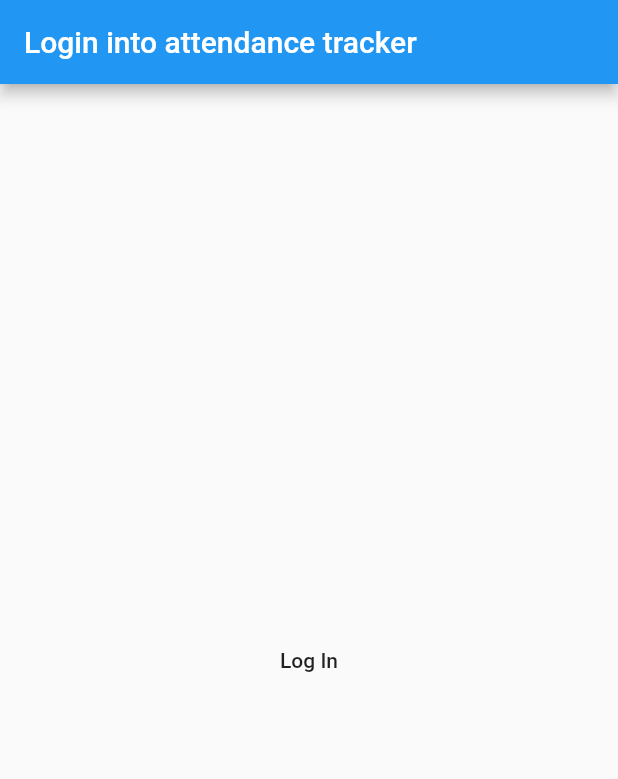
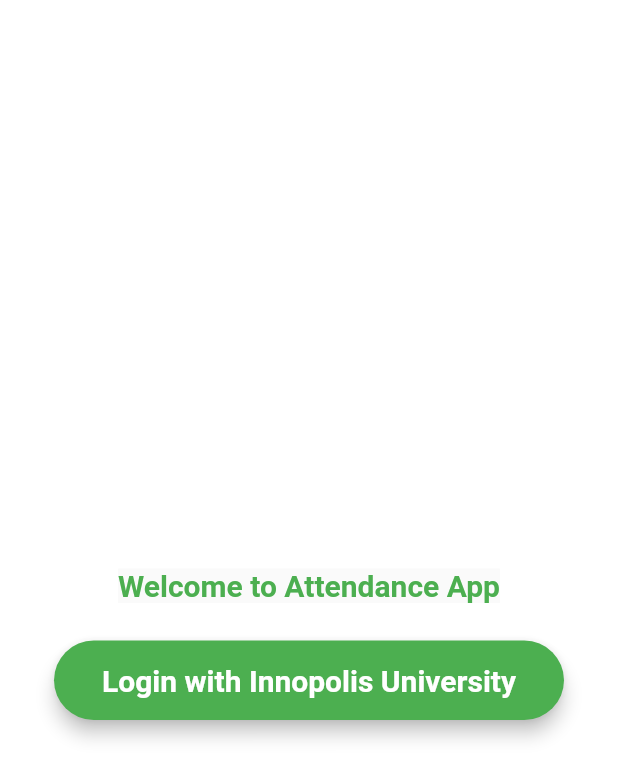
Before and after one commit to AzazKamaz/IU_FSE_Project, a Flutter app: the screen it shows after launch, on a phone screen of 412 x 824 dp. Shown: the top 779 px of the screen. Run offline on Flutter 3.47's test engine with Material 2 defaults, Android fonts, the light colour scheme and no system bars; our stand-ins replace flutter_secure_storage, permission_handler; missing offline and left inert: flutter_appauth, flutter_ble_lib, flutter_ble_peripheral.

Commit message:
Use Dariya login page

```diff
--- a/MobileApp/lib/login.dart
+++ b/MobileApp/lib/login.dart
@@ -6,14 +6,49 @@
 class LoginPage extends StatelessWidget {
   @override
   Widget build(BuildContext context) {
+    final welcomeText = Material(
+        child: Text(
+      "Welcome to Attendance App",
+      textAlign: TextAlign.center,
+      style: TextStyle(fontSize: 20)
+          .copyWith(color: Colors.green, fontWeight: FontWeight.bold),
+    ));
+    final loginWithIUButton = Material(
+      elevation: 5.0,
+      borderRadius: BorderRadius.circular(30.0),
+      color: Colors.green,
+      child: MaterialButton(
+        minWidth: MediaQuery.of(context).size.width,
+        padding: EdgeInsets.fromLTRB(20.0, 15.0, 20.0, 15.0),
+        onPressed: () => Provider.of<OauthModel>(context).login(),
+        child: Text("Login with Innopolis University",
+            textAlign: TextAlign.center,
+            style: TextStyle(fontSize: 20)
+                .copyWith(color: Colors.white, fontWeight: FontWeight.bold)),
+      ),
+    );
+
     return Scaffold(
-      appBar: AppBar(
-        title: const Text('Login into attendance tracker'),
-      ),
       body: Center(
-        child: MaterialButton(
-          child: const Text('Log In'),
-          onPressed: () => Provider.of<OauthModel>(context).login(),
+        child: Container(
+          color: Colors.white,
+          child: Padding(
+            padding: const EdgeInsets.all(36.0),
+            child: Column(
+              crossAxisAlignment: CrossAxisAlignment.center,
+              mainAxisAlignment: MainAxisAlignment.center,
+              children: <Widget>[
+                SizedBox(
+                  height: 35.0,
+                ),
+                welcomeText,
+                SizedBox(
+                  height: 25.0,
+                ),
+                loginWithIUButton
+              ],
+            ),
+          ),
         ),
       ),
     );
```
